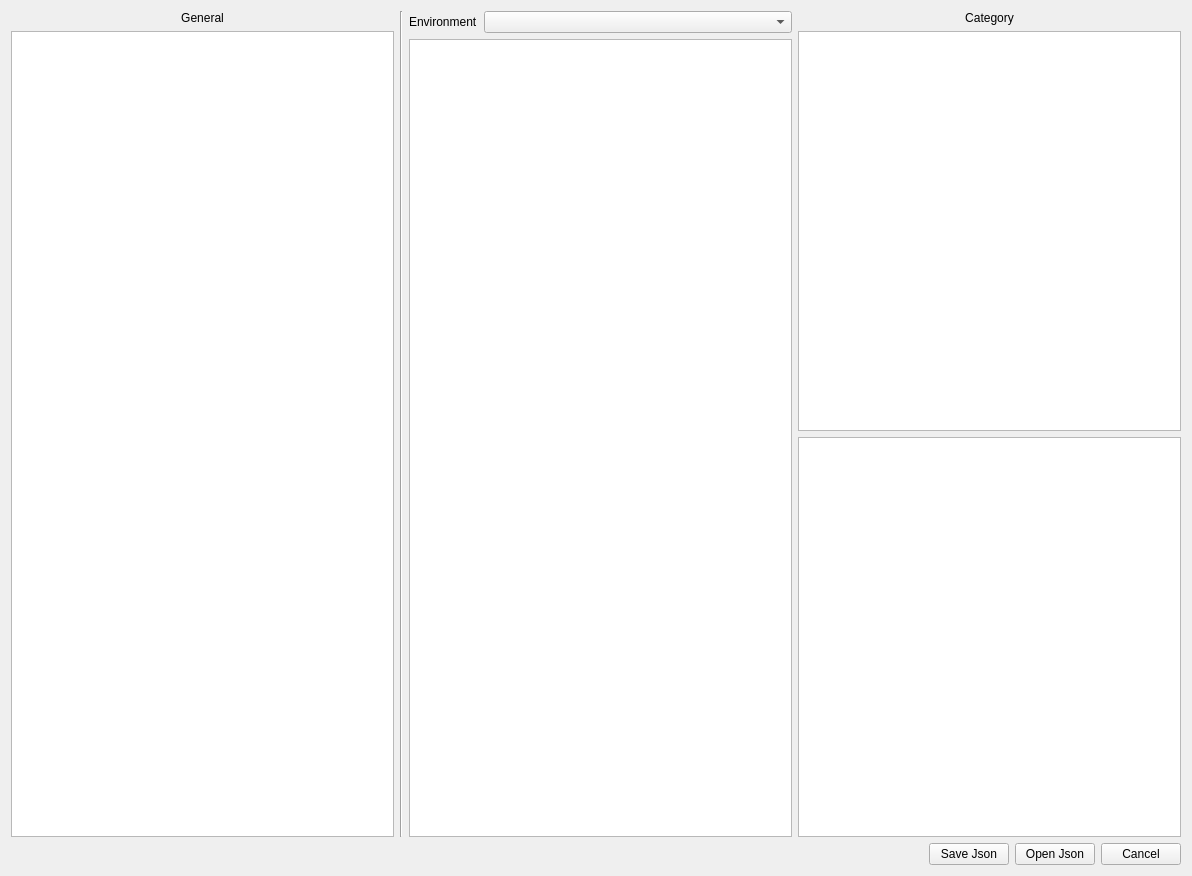
The window that DBPARAMS.ui (doubsman/DBAlbums) describes before a commit, drawn with Qt 5.
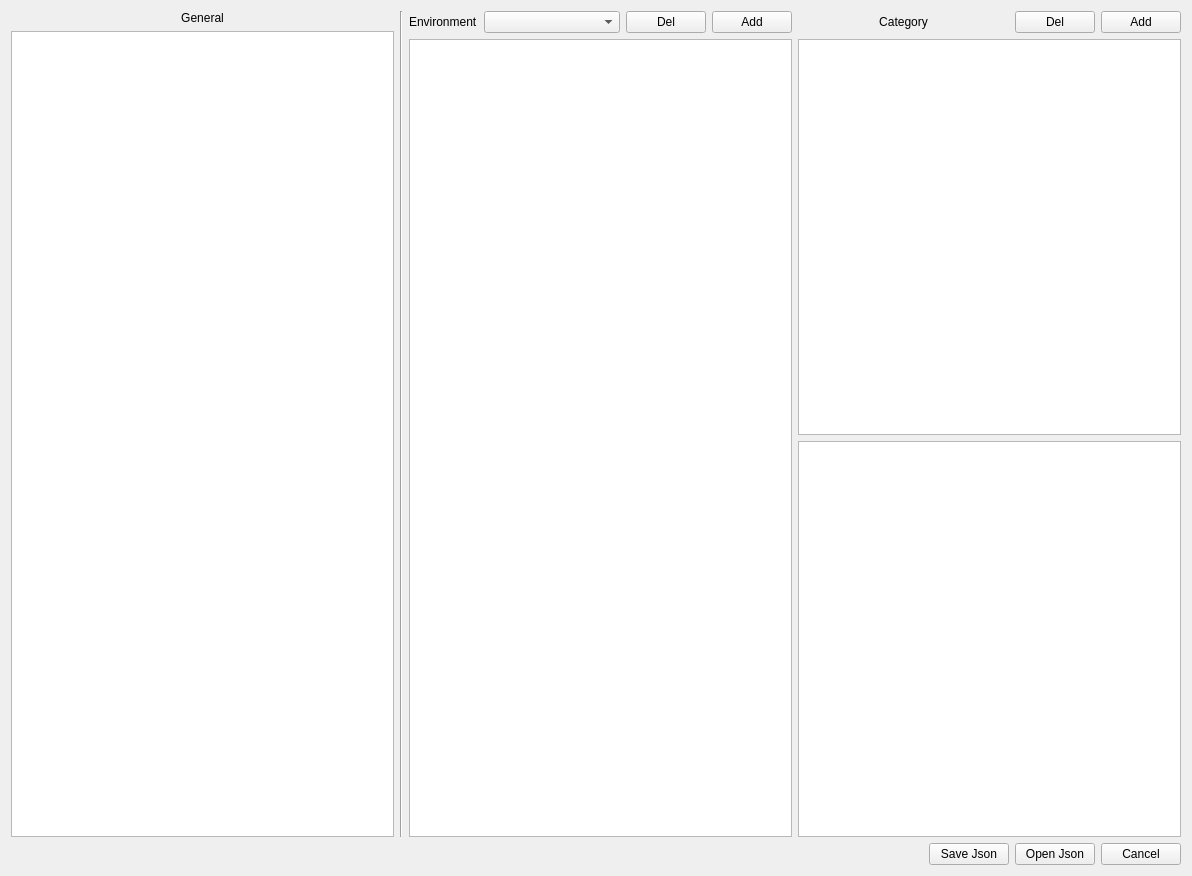
The same window after the commit.

The edit to the form file:
```diff
--- a/DBPARAMS.ui
+++ b/DBPARAMS.ui
@@ -65,6 +65,20 @@
            </property>
           </widget>
          </item>
+         <item>
+          <widget class="QPushButton" name="btn_supenvt">
+           <property name="text">
+            <string>Del</string>
+           </property>
+          </widget>
+         </item>
+         <item>
+          <widget class="QPushButton" name="btn_addenvt">
+           <property name="text">
+            <string>Add</string>
+           </property>
+          </widget>
+         </item>
         </layout>
        </item>
        <item>
@@ -79,6 +93,8 @@
      <item>
       <layout class="QVBoxLayout" name="verticalLayout_category">
        <item>
+        <layout class="QHBoxLayout" name="horizontalLayout">
+         <item>
         <widget class="QLabel" name="label_cate">
          <property name="sizePolicy">
           <sizepolicy hsizetype="Expanding" vsizetype="Preferred">
@@ -96,6 +112,40 @@
           <set>Qt::AlignCenter</set>
          </property>
         </widget>
+         </item>
+         <item>
+          <widget class="QPushButton" name="btn_supcate">
+           <property name="text">
+            <string>Del</string>
+           </property>
+          </widget>
+         </item>
+         <item>
+          <widget class="QPushButton" name="btn_addcate">
+           <property name="sizePolicy">
+            <sizepolicy hsizetype="Minimum" vsizetype="Fixed">
+             <horstretch>0</horstretch>
+             <verstretch>0</verstretch>
+            </sizepolicy>
+           </property>
+           <property name="minimumSize">
+            <size>
+             <width>0</width>
+             <height>0</height>
+            </size>
+           </property>
+           <property name="baseSize">
+            <size>
+             <width>0</width>
+             <height>0</height>
+            </size>
+           </property>
+           <property name="text">
+            <string>Add</string>
+           </property>
+          </widget>
+         </item>
+        </layout>
        </item>
        <item>
         <widget class="QTableWidget" name="tableWidget_category">
```
Lines whose indentation alone changed are shown as unchanged.
